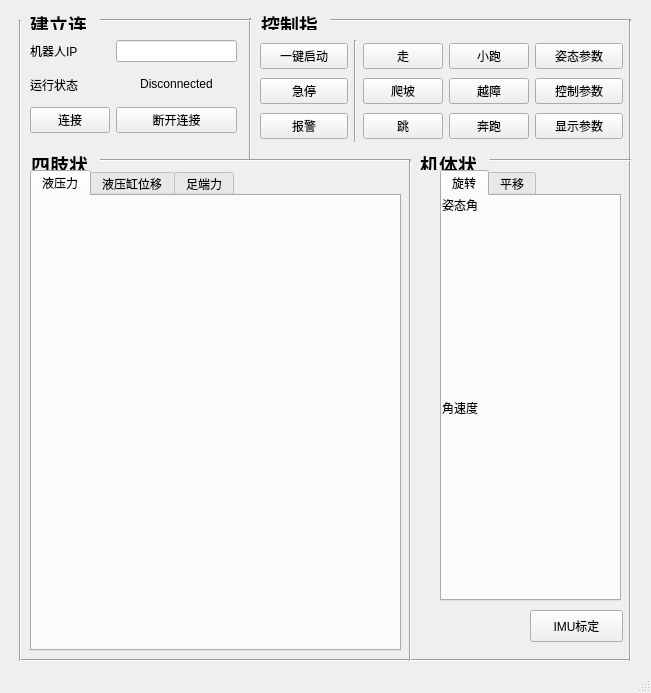
This is codes/uifiles/interface_Main.ui in WhFanatic/quadruped_upc as Qt 5 draws it before an edit. The edited form follows.
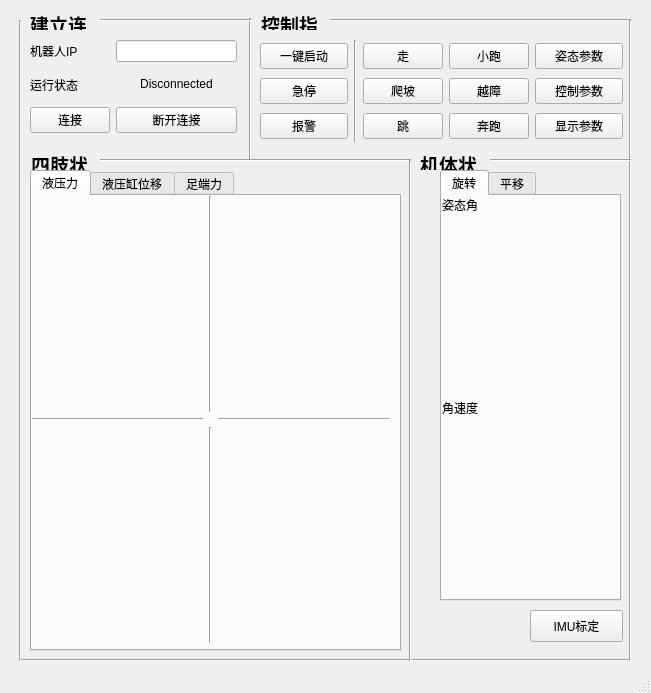
This is the edited form. Custom widgets are drawn as their Qt base class.

```diff
--- a/codes/uifiles/interface_Main.ui
+++ b/codes/uifiles/interface_Main.ui
@@ -363,6 +363,98 @@
         <height>451</height>
        </rect>
       </property>
+      <widget class="QWidget" name="gridLayoutWidget_6">
+       <property name="geometry">
+        <rect>
+         <x>0</x>
+         <y>0</y>
+         <width>357</width>
+         <height>447</height>
+        </rect>
+       </property>
+       <layout class="QGridLayout" name="gridLayout_6">
+        <item row="1" column="2">
+         <widget class="Line" name="line_19">
+          <property name="orientation">
+           <enum>Qt::Horizontal</enum>
+          </property>
+         </widget>
+        </item>
+        <item row="2" column="2">
+         <spacer name="horizontalSpacer_7">
+          <property name="orientation">
+           <enum>Qt::Horizontal</enum>
+          </property>
+          <property name="sizeHint" stdset="0">
+           <size>
+            <width>165</width>
+            <height>0</height>
+           </size>
+          </property>
+         </spacer>
+        </item>
+        <item row="0" column="0">
+         <spacer name="horizontalSpacer_8">
+          <property name="orientation">
+           <enum>Qt::Horizontal</enum>
+          </property>
+          <property name="sizeHint" stdset="0">
+           <size>
+            <width>165</width>
+            <height>0</height>
+           </size>
+          </property>
+         </spacer>
+        </item>
+        <item row="1" column="0">
+         <widget class="Line" name="line_20">
+          <property name="orientation">
+           <enum>Qt::Horizontal</enum>
+          </property>
+         </widget>
+        </item>
+        <item row="2" column="0">
+         <spacer name="verticalSpacer_5">
+          <property name="orientation">
+           <enum>Qt::Vertical</enum>
+          </property>
+          <property name="sizeHint" stdset="0">
+           <size>
+            <width>0</width>
+            <height>210</height>
+           </size>
+          </property>
+         </spacer>
+        </item>
+        <item row="0" column="2">
+         <spacer name="verticalSpacer_6">
+          <property name="orientation">
+           <enum>Qt::Vertical</enum>
+          </property>
+          <property name="sizeHint" stdset="0">
+           <size>
+            <width>0</width>
+            <height>210</height>
+           </size>
+          </property>
+         </spacer>
+        </item>
+        <item row="0" column="1">
+         <widget class="Line" name="line_21">
+          <property name="orientation">
+           <enum>Qt::Vertical</enum>
+          </property>
+         </widget>
+        </item>
+        <item row="2" column="1">
+         <widget class="Line" name="line_22">
+          <property name="orientation">
+           <enum>Qt::Vertical</enum>
+          </property>
+         </widget>
+        </item>
+       </layout>
+      </widget>
      </widget>
     </widget>
     <widget class="QWidget" name="tab_2">
```
Left out of the diff: 184 changed lines with no effect on the pictures.
